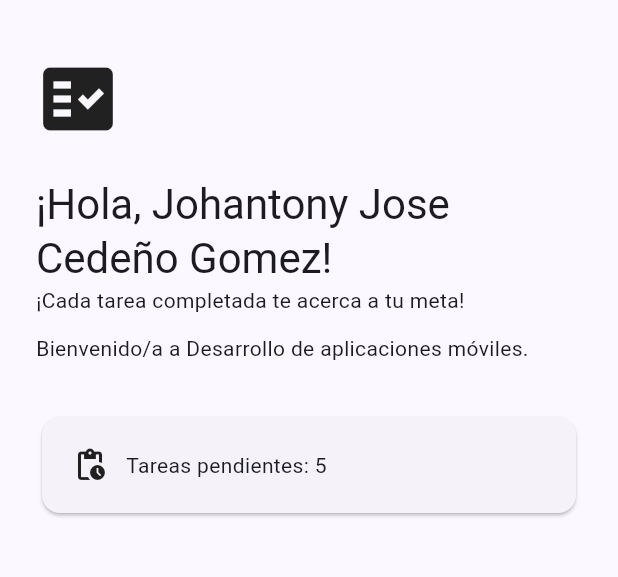
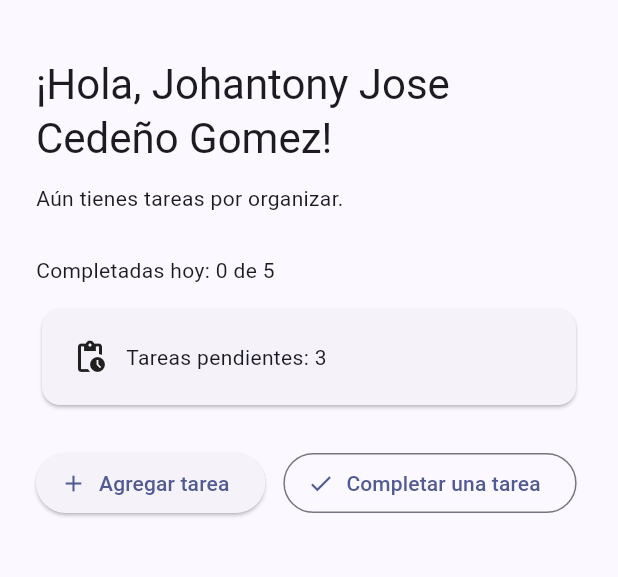
Before and after one commit to Johantony2309/TaskFlow, a Flutter app: the screen it shows after launch, on a phone screen of 412 x 824 dp, the part 63-640 px from its top. Run offline on Flutter 3.47's test engine with Material 3 defaults, Android fonts, the phone set to English and light mode, and no system bars.

Commit message:
feat: agregar estado de tareas

```diff
--- a/lib/main.dart
+++ b/lib/main.dart
@@ -21,36 +21,61 @@ class TaskFlowApp extends StatelessWidget {
   }
 }
 
-class WelcomeScreen extends StatelessWidget {
+class WelcomeScreen extends StatefulWidget {
   const WelcomeScreen({super.key});
 
   @override
+  State<WelcomeScreen> createState() => _WelcomeScreenState();
+}
+
+class _WelcomeScreenState extends State<WelcomeScreen> {
+  final String studentName = 'Johantony Jose Cedeño Gomez';
+  static const dailyGoal = 5;
+  int completedTasks = 0;
+  int pendingTasks = 3;
+
+  void _completeTask() {
+    if (pendingTasks == 0) {
+      return;
+    }
+
+    setState(() {
+      pendingTasks--;
+
+      if (completedTasks < dailyGoal) {
+        completedTasks++;
+      }
+    });
+  }
+
+  void _addTask() {
+    setState(() {
+      pendingTasks++;
+    });
+  }
+
+  @override
   Widget build(BuildContext context) {
-    const studentName = 'Johantony Jose Cedeño Gomez';
-    const pendingTasks = 5;
-    const courseName = 'Desarrollo de aplicaciones móviles';
-    const motivationalMessage = '¡Cada tarea completada te acerca a tu meta!';
+    final statusMessage = pendingTasks == 0
+        ? '¡Excelente! No tienes tareas pendientes.'
+        : 'Aún tienes tareas por organizar.';
 
     return Scaffold(
-      appBar: AppBar(
-        title: const Text('TaskFlow'),
-        centerTitle: true,
-      ),
+      appBar: AppBar(title: const Text('TaskFlow'), centerTitle: true),
       body: Padding(
         padding: const EdgeInsets.all(24),
         child: Column(
           crossAxisAlignment: CrossAxisAlignment.start,
           children: [
-            const Icon(Icons.fact_check, size: 56),
-            const SizedBox(height: 24),
             Text(
               '¡Hola, $studentName!',
               style: Theme.of(context).textTheme.headlineMedium,
             ),
-            Text(motivationalMessage),
             const SizedBox(height: 12),
-            Text('Bienvenido/a a $courseName.'),
-            const SizedBox(height: 32),
+            Text(statusMessage),
+            const SizedBox(height: 28),
+            Text('Completadas hoy: $completedTasks de $dailyGoal'),
+            const SizedBox(height: 12),
             Card(
               child: Padding(
                 padding: const EdgeInsets.all(20),
@@ -63,6 +88,22 @@ class WelcomeScreen extends StatelessWidget {
                 ),
               ),
             ),
+            const SizedBox(height: 24),
+            Wrap(
+              spacing: 12,
+              children: [
+                ElevatedButton.icon(
+                  onPressed: _addTask,
+                  icon: const Icon(Icons.add),
+                  label: const Text('Agregar tarea'),
+                ),
+                OutlinedButton.icon(
+                  onPressed: pendingTasks == 0 ? null : _completeTask,
+                  icon: const Icon(Icons.done),
+                  label: const Text('Completar una tarea'),
+                ),
+              ],
+            ),
           ],
         ),
       ),
```
